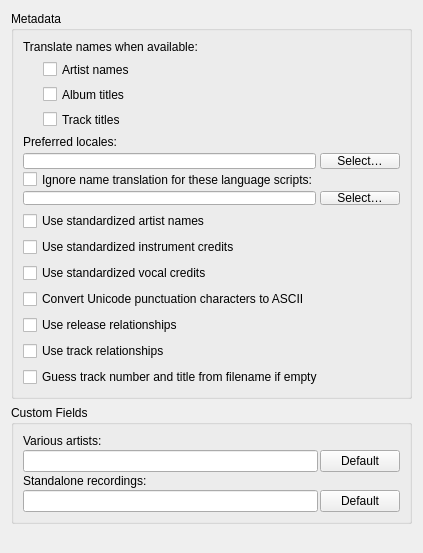
Before: the Qt Designer form ui/options_metadata.ui in metabrainz/picard, drawn with Qt 5.
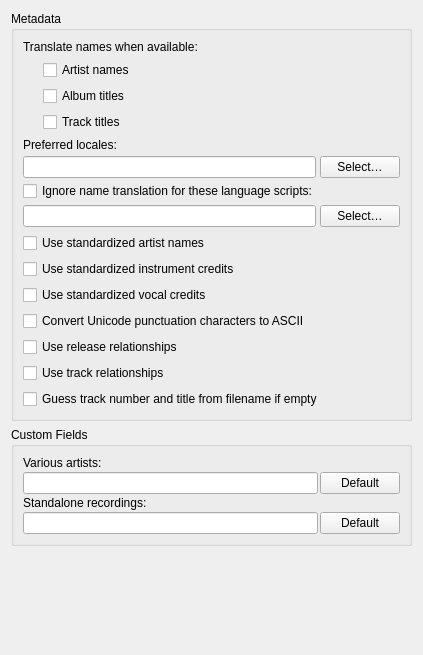
After: the same form once the commit is applied.

Commit message: Fix metadata options resizing below minimum widget height

Patch:
```diff
--- a/ui/options_metadata.ui
+++ b/ui/options_metadata.ui
@@ -7,24 +7,18 @@
     <x>0</x>
     <y>0</y>
     <width>423</width>
-    <height>553</height>
+    <height>655</height>
    </rect>
   </property>
   <layout class="QVBoxLayout" name="verticalLayout">
    <item>
     <widget class="QGroupBox" name="metadata_groupbox">
      <property name="sizePolicy">
-      <sizepolicy hsizetype="Preferred" vsizetype="Maximum">
+      <sizepolicy hsizetype="Preferred" vsizetype="Preferred">
        <horstretch>0</horstretch>
        <verstretch>0</verstretch>
       </sizepolicy>
      </property>
-     <property name="minimumSize">
-      <size>
-       <width>397</width>
-       <height>135</height>
-      </size>
-     </property>
      <property name="title">
       <string>Metadata</string>
      </property>
```
The commit also changes 1 other file.
